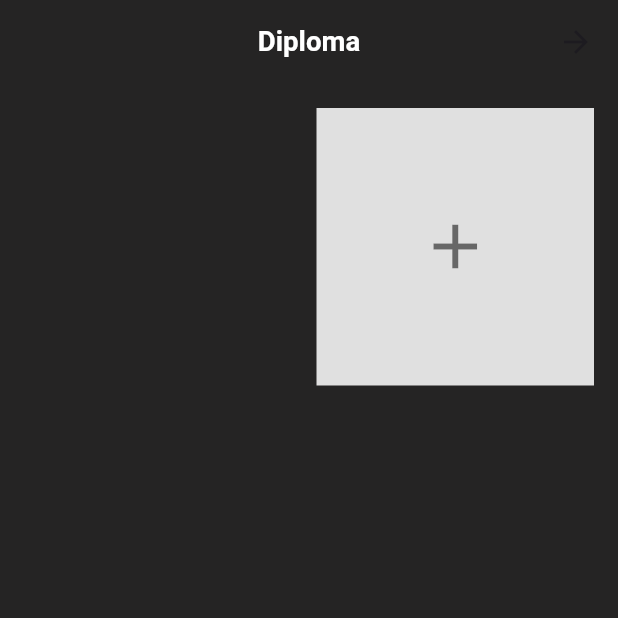
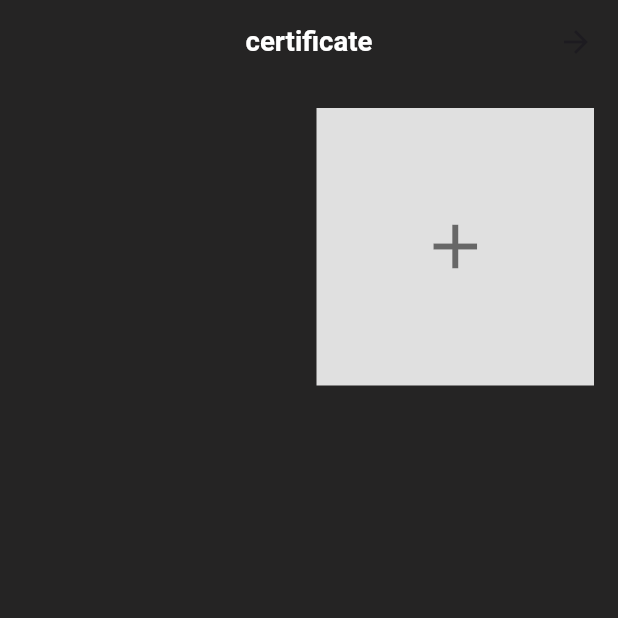
Before and after one commit to MohtadeTawafsha/HERAFI, a Flutter app: the AccountScreen screen opened by its route, after a tap on "Diploma", on a phone screen of 412 x 824 dp, the top half of it. Run offline on Flutter 3.47's test engine with Material 3 defaults, Android fonts, the phone set to English and light mode, and no system bars; our stand-ins replace awesome_snackbar_content, cached_network_image, cloud_firestore, connectivity_plus, dartz, firebase_auth and 13 more; missing offline and left inert: chat_gpt_sdk; accounts and stored records are empty.

Commit message:
Second Commit

```diff
--- /dev/null
+++ b/lib/domain/repositories/certificateRepository.dart
@@ -0,0 +1,9 @@
+import 'package:dartz/dartz.dart';
+import 'package:herafi/core/status/error/Failure.dart';
+import 'package:herafi/domain/entites/certificate.dart';
+
+abstract class CertificateRepository {
+  Future<Either<Failure, void>> insertCertificate(CertificateEntity certificate);
+  Future<Either<Failure, List<CertificateEntity>>> fetchCertificates(String craftsmanId);
+  Future<Either<Failure, void>> deleteCertificate(int certificateId);
+}
--- a/lib/presentation/pages/account_screen.dart
+++ b/lib/presentation/pages/account_screen.dart
@@ -1,7 +1,7 @@
 import 'package:firebase_auth/firebase_auth.dart';
 import 'package:flutter/material.dart';
 
-import 'DiplomaScreen.dart';
+import 'certificatePage.dart';
 import 'availability_screen.dart';
 import 'edit_profile_screen.dart';
 import 'portfolio_screen.dart';
@@ -48,7 +48,7 @@ class AccountScreen extends StatelessWidget {
             onTap: () {
               Navigator.push(
                 context,
-                MaterialPageRoute(builder: (context) => DiplomaScreen()),
+                MaterialPageRoute(builder: (context) => CertificateScreen()),
               );
             },
           ),
--- a/lib/presentation/pages/DiplomaScreen.dart
+++ b/lib/presentation/pages/certificatePage.dart
@@ -2,12 +2,12 @@ import 'package:flutter/material.dart';
 import 'package:image_picker/image_picker.dart';
 import 'dart:io';
 
-class DiplomaScreen extends StatefulWidget {
+class CertificateScreen extends StatefulWidget {
   @override
-  _DiplomaScreenState createState() => _DiplomaScreenState();
+  _CertificateScreenState createState() => _CertificateScreenState();
 }
 
-class _DiplomaScreenState extends State<DiplomaScreen> {
+class _CertificateScreenState extends State<CertificateScreen> {
   final List<File> diplomaImages = [];
 
   Future<void> _pickImage() async {
@@ -24,7 +24,7 @@ class _DiplomaScreenState extends State<DiplomaScreen> {
   Widget build(BuildContext context) {
     return Scaffold(
       appBar: AppBar(
-        title: Text("Diploma"),
+        title: Text("certificate"),
       ),
       body: Padding(
         padding: const EdgeInsets.all(16.0),
@@ -33,7 +33,7 @@ class _DiplomaScreenState extends State<DiplomaScreen> {
           children: [
             Expanded(
               child: GridView.builder(
-                gridDelegate: SliverGridDelegateWithFixedCrossAxisCount(
+                gridDelegate: const SliverGridDelegateWithFixedCrossAxisCount(
                   crossAxisCount: 2,
                   mainAxisSpacing: 10,
                   crossAxisSpacing: 10,
--- a/lib/presentation/routes/app_routes.dart
+++ b/lib/presentation/routes/app_routes.dart
@@ -16,7 +16,7 @@ import '../bindings/chatsBinding/chatbot_binding.dart';
 import '../bindings/chatsBinding/chatsBinding.dart';
 import '../bindings/homePageBinding.dart';
 import '../bindings/introductionPageBinding.dart';
-import '../pages/DiplomaScreen.dart';
+import '../pages/certificatePage.dart';
 import '../pages/account_screen.dart';
 import '../pages/authPages/RegisterCraftsman.dart';
 import '../pages/authPages/accountType.dart';
@@ -128,7 +128,7 @@ class AppRoutes {
       page: () => AccountScreen(),
     ),GetPage(
       name: diplomaScreen,
-      page: () => DiplomaScreen(),
+      page: () => CertificateScreen(),
     ),GetPage(
       name: editProfileScreen,
       page: () => EditProfileScreen(),
```
Also changed, not shown: lib/data/models/certificateModel.dart (added, +30 -0 lines), lib/data/remotDataSource/certificateRemotDataSource.dart (added, +73 -0 lines), lib/data/repositroies/certificateRepositoryImp.dart (added, +41 -0 lines), lib/domain/entites/certificate.dart (added, +13 -0 lines).
